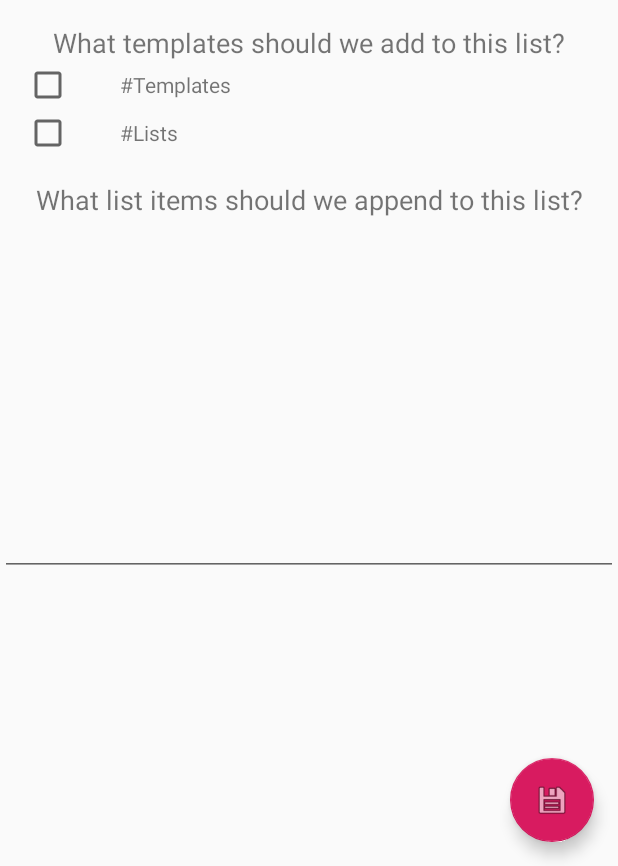
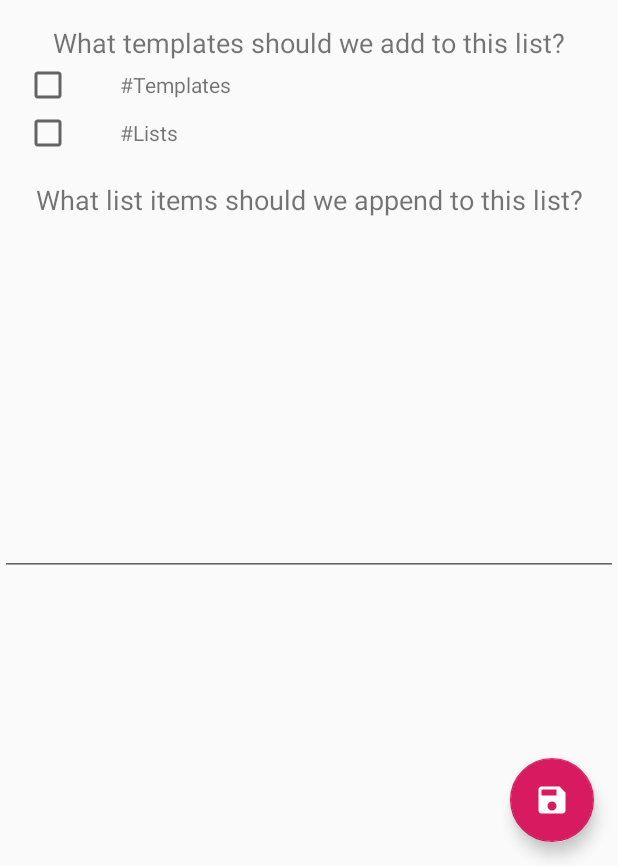
Before and after one commit to quinnjn/todo-app, an Android app: the CreateActivity screen opened directly, with no data from a screen before it, on a phone screen of 412 x 824 dp, the part 370-1236 px from its top. Run offline under Robolectric (Android 15) with nearby library versions, the phone set to English and light mode, and no system bars.

Commit message:
Add white save fab icon
Fixes #2

```diff
--- /dev/null
+++ b/app/src/main/res/drawable/ic_save.xml
@@ -0,0 +1,5 @@
+<vector android:height="24dp" android:tint="#FFFFFF"
+    android:viewportHeight="24.0" android:viewportWidth="24.0"
+    android:width="24dp" xmlns:android="http://schemas.android.com/apk/res/android">
+    <path android:fillColor="#FF000000" android:pathData="M17,3L5,3c-1.11,0 -2,0.9 -2,2v14c0,1.1 0.89,2 2,2h14c1.1,0 2,-0.9 2,-2L21,7l-4,-4zM12,19c-1.66,0 -3,-1.34 -3,-3s1.34,-3 3,-3 3,1.34 3,3 -1.34,3 -3,3zM15,9L5,9L5,5h10v4z"/>
+</vector>
--- a/app/src/main/res/layout/activity_create.xml
+++ b/app/src/main/res/layout/activity_create.xml
@@ -15,6 +15,6 @@
             android:layout_height="wrap_content"
             android:layout_gravity="bottom|end"
             android:layout_margin="@dimen/fab_margin"
-            app:srcCompat="@android:drawable/ic_menu_save"/>
+            app:srcCompat="@drawable/ic_save"/>
 
 </androidx.coordinatorlayout.widget.CoordinatorLayout>
```
